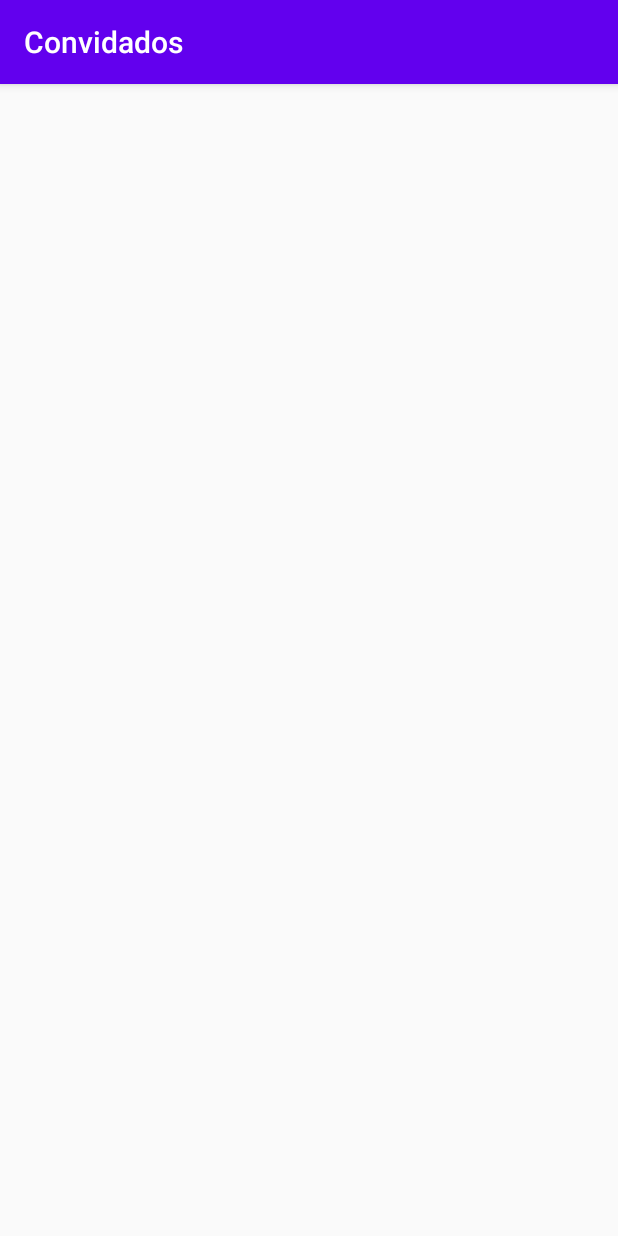
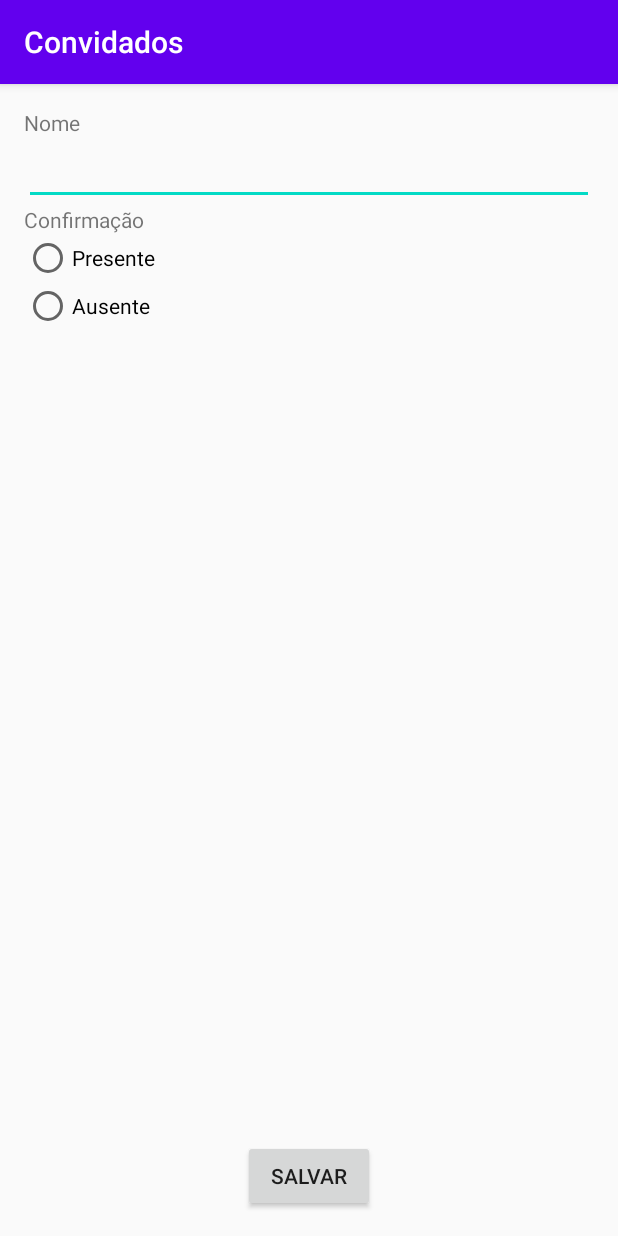
Before and after one commit to dougborbabass/Curso_kotlin, an Android app: the screen it shows after launch (GuestFormActivity), after a tap on an icon or button, on a phone screen of 412 x 824 dp. Run offline under Robolectric (Android 15) with nearby library versions, the phone set to English and light mode, and no system bars; our stand-ins replace navigation-ui.

Commit message:
layout guestForm e packages organizados

```diff
--- a/Convidados/app/src/main/AndroidManifest.xml
+++ b/Convidados/app/src/main/AndroidManifest.xml
@@ -9,7 +9,7 @@
         android:roundIcon="@mipmap/ic_launcher_round"
         android:supportsRtl="true"
         android:theme="@style/AppTheme">
-        <activity android:name=".ui.GuestFormActivity"></activity>
+        <activity android:name=".view.GuestFormActivity"></activity>
         <activity
             android:name=".MainActivity"
             android:label="@string/app_name"
--- a/Convidados/app/src/main/java/com/douglasborba/convidados/MainActivity.kt
+++ b/Convidados/app/src/main/java/com/douglasborba/convidados/MainActivity.kt
@@ -2,9 +2,7 @@ package com.douglasborba.convidados
 
 import android.content.Intent
 import android.os.Bundle
-import android.view.Menu
 import com.google.android.material.floatingactionbutton.FloatingActionButton
-import com.google.android.material.snackbar.Snackbar
 import com.google.android.material.navigation.NavigationView
 import androidx.navigation.findNavController
 import androidx.navigation.ui.AppBarConfiguration
@@ -14,7 +12,7 @@ import androidx.navigation.ui.setupWithNavController
 import androidx.drawerlayout.widget.DrawerLayout
 import androidx.appcompat.app.AppCompatActivity
 import androidx.appcompat.widget.Toolbar
-import com.douglasborba.convidados.ui.GuestFormActivity
+import com.douglasborba.convidados.view.GuestFormActivity
 
 class MainActivity : AppCompatActivity() {
 
--- a/Convidados/app/src/main/java/com/douglasborba/convidados/ui/GuestFormActivity.kt
+++ /dev/null
@@ -1,13 +0,0 @@
-package com.douglasborba.convidados.ui
-
-import androidx.appcompat.app.AppCompatActivity
-import android.os.Bundle
-import com.douglasborba.convidados.R
-
-class GuestFormActivity : AppCompatActivity() {
-
-    override fun onCreate(savedInstanceState: Bundle?) {
-        super.onCreate(savedInstanceState)
-        setContentView(R.layout.activity_guest_form)
-    }
-}
--- a/Convidados/app/src/main/java/com/douglasborba/convidados/ui/slideshow/AbsentFragment.kt
+++ b/Convidados/app/src/main/java/com/douglasborba/convidados/view/AbsentFragment.kt
@@ -1,4 +1,4 @@
-package com.douglasborba.convidados.ui.slideshow
+package com.douglasborba.convidados.view
 
 import android.os.Bundle
 import android.view.LayoutInflater
@@ -9,6 +9,7 @@ import androidx.fragment.app.Fragment
 import androidx.lifecycle.Observer
 import androidx.lifecycle.ViewModelProviders
 import com.douglasborba.convidados.R
+import com.douglasborba.convidados.viewmodel.AbsentViewModel
 
 class AbsentFragment : Fragment() {
 
--- a/Convidados/app/src/main/java/com/douglasborba/convidados/ui/gallery/PresentFragment.kt
+++ b/Convidados/app/src/main/java/com/douglasborba/convidados/view/AllGuestFragment.kt
@@ -1,4 +1,4 @@
-package com.douglasborba.convidados.ui.gallery
+package com.douglasborba.convidados.view
 
 import android.os.Bundle
 import android.view.LayoutInflater
@@ -9,21 +9,22 @@ import androidx.fragment.app.Fragment
 import androidx.lifecycle.Observer
 import androidx.lifecycle.ViewModelProviders
 import com.douglasborba.convidados.R
+import com.douglasborba.convidados.viewmodel.AllGuestsViewModel
 
-class PresentFragment : Fragment() {
+class AllGuestFragment : Fragment() {
 
-    private lateinit var galleryViewModel: PresentViewModel
+    private lateinit var homeViewModel: AllGuestsViewModel
 
     override fun onCreateView(
             inflater: LayoutInflater,
             container: ViewGroup?,
             savedInstanceState: Bundle?
     ): View? {
-        galleryViewModel =
-                ViewModelProviders.of(this).get(PresentViewModel::class.java)
-        val root = inflater.inflate(R.layout.fragment_gallery, container, false)
-        val textView: TextView = root.findViewById(R.id.text_gallery)
-        galleryViewModel.text.observe(viewLifecycleOwner, Observer {
+        homeViewModel =
+                ViewModelProviders.of(this).get(AllGuestsViewModel::class.java)
+        val root = inflater.inflate(R.layout.fragment_home, container, false)
+        val textView: TextView = root.findViewById(R.id.text_home)
+        homeViewModel.text.observe(viewLifecycleOwner, Observer {
             textView.text = it
         })
         return root
--- /dev/null
+++ b/Convidados/app/src/main/java/com/douglasborba/convidados/view/GuestFormActivity.kt
@@ -0,0 +1,35 @@
+package com.douglasborba.convidados.view
+
+import androidx.appcompat.app.AppCompatActivity
+import android.os.Bundle
+import android.view.View
+import androidx.lifecycle.ViewModelProvider
+import com.douglasborba.convidados.viewmodel.GuestFormViewModel
+import com.douglasborba.convidados.R
+import kotlinx.android.synthetic.main.activity_guest_form.*
+
+class GuestFormActivity : AppCompatActivity(), View.OnClickListener {
+
+    private lateinit var mViewModel: GuestFormViewModel
+
+    override fun onCreate(savedInstanceState: Bundle?) {
+        super.onCreate(savedInstanceState)
+        setContentView(R.layout.activity_guest_form)
+
+        mViewModel = ViewModelProvider(this).get(GuestFormViewModel::class.java)
+
+        setListeners()
+    }
+
+    private fun setListeners() {
+        button_salvar.setOnClickListener(this)
+    }
+
+    override fun onClick(v: View) {
+        val id = v.id
+
+        if(id == button_salvar.id){
+
+        }
+    }
+}
--- a/Convidados/app/src/main/java/com/douglasborba/convidados/ui/home/AllGuestFragment.kt
+++ b/Convidados/app/src/main/java/com/douglasborba/convidados/view/PresentFragment.kt
@@ -1,4 +1,4 @@
-package com.douglasborba.convidados.ui.home
+package com.douglasborba.convidados.view
 
 import android.os.Bundle
 import android.view.LayoutInflater
@@ -9,21 +9,22 @@ import androidx.fragment.app.Fragment
 import androidx.lifecycle.Observer
 import androidx.lifecycle.ViewModelProviders
 import com.douglasborba.convidados.R
+import com.douglasborba.convidados.viewmodel.PresentViewModel
 
-class AllGuestFragment : Fragment() {
+class PresentFragment : Fragment() {
 
-    private lateinit var homeViewModel: AllGuestsViewModel
+    private lateinit var galleryViewModel: PresentViewModel
 
     override fun onCreateView(
             inflater: LayoutInflater,
             container: ViewGroup?,
             savedInstanceState: Bundle?
     ): View? {
-        homeViewModel =
-                ViewModelProviders.of(this).get(AllGuestsViewModel::class.java)
-        val root = inflater.inflate(R.layout.fragment_home, container, false)
-        val textView: TextView = root.findViewById(R.id.text_home)
-        homeViewModel.text.observe(viewLifecycleOwner, Observer {
+        galleryViewModel =
+                ViewModelProviders.of(this).get(PresentViewModel::class.java)
+        val root = inflater.inflate(R.layout.fragment_gallery, container, false)
+        val textView: TextView = root.findViewById(R.id.text_gallery)
+        galleryViewModel.text.observe(viewLifecycleOwner, Observer {
             textView.text = it
         })
         return root
--- a/Convidados/app/src/main/java/com/douglasborba/convidados/ui/slideshow/AbsentViewModel.kt
+++ b/Convidados/app/src/main/java/com/douglasborba/convidados/viewmodel/AbsentViewModel.kt
@@ -1,4 +1,4 @@
-package com.douglasborba.convidados.ui.slideshow
+package com.douglasborba.convidados.viewmodel
 
 import androidx.lifecycle.LiveData
 import androidx.lifecycle.MutableLiveData
--- a/Convidados/app/src/main/java/com/douglasborba/convidados/ui/home/AllGuestsViewModel.kt
+++ b/Convidados/app/src/main/java/com/douglasborba/convidados/viewmodel/AllGuestsViewModel.kt
@@ -1,4 +1,4 @@
-package com.douglasborba.convidados.ui.home
+package com.douglasborba.convidados.viewmodel
 
 import androidx.lifecycle.LiveData
 import androidx.lifecycle.MutableLiveData
--- /dev/null
+++ b/Convidados/app/src/main/java/com/douglasborba/convidados/viewmodel/GuestFormViewModel.kt
@@ -0,0 +1,7 @@
+package com.douglasborba.convidados.viewmodel
+
+import androidx.lifecycle.ViewModel
+
+class GuestFormViewModel: ViewModel() {
+
+}
--- a/Convidados/app/src/main/java/com/douglasborba/convidados/ui/gallery/PresentViewModel.kt
+++ b/Convidados/app/src/main/java/com/douglasborba/convidados/viewmodel/PresentViewModel.kt
@@ -1,4 +1,4 @@
-package com.douglasborba.convidados.ui.gallery
+package com.douglasborba.convidados.viewmodel
 
 import androidx.lifecycle.LiveData
 import androidx.lifecycle.MutableLiveData
--- a/Convidados/app/src/main/res/layout/activity_guest_form.xml
+++ b/Convidados/app/src/main/res/layout/activity_guest_form.xml
@@ -4,6 +4,61 @@
     xmlns:tools="http://schemas.android.com/tools"
     android:layout_width="match_parent"
     android:layout_height="match_parent"
-    tools:context=".ui.GuestFormActivity">
+    android:padding="16dp"
+    tools:context=".view.GuestFormActivity">
+
+    <TextView
+        android:id="@+id/text_nome"
+        android:layout_width="0dp"
+        android:layout_height="wrap_content"
+        android:text="Nome"
+        app:layout_constraintLeft_toLeftOf="parent"
+        app:layout_constraintRight_toRightOf="parent"
+        app:layout_constraintTop_toTopOf="parent" />
+
+    <EditText
+        android:id="@+id/edit_name"
+        android:layout_width="0dp"
+        android:layout_height="wrap_content"
+        app:layout_constraintLeft_toLeftOf="parent"
+        app:layout_constraintRight_toRightOf="parent"
+        app:layout_constraintTop_toBottomOf="@+id/text_nome" />
+
+    <TextView
+        android:id="@+id/text_confirmation"
+        android:layout_width="0dp"
+        android:layout_height="wrap_content"
+        android:text="Confirmação"
+        app:layout_constraintLeft_toLeftOf="parent"
+        app:layout_constraintRight_toRightOf="parent"
+        app:layout_constraintTop_toBottomOf="@+id/edit_name" />
+
+    <RadioGroup
+        android:layout_width="0dp"
+        android:layout_height="wrap_content"
+        app:layout_constraintLeft_toLeftOf="parent"
+        app:layout_constraintRight_toRightOf="parent"
+        app:layout_constraintTop_toBottomOf="@+id/text_confirmation">
+
+        <RadioButton
+            android:layout_width="wrap_content"
+            android:layout_height="wrap_content"
+            android:text="Presente" />
+
+        <RadioButton
+            android:layout_width="wrap_content"
+            android:layout_height="wrap_content"
+            android:text="Ausente" />
+
+    </RadioGroup>
+
+    <Button
+        android:id="@+id/button_salvar"
+        android:layout_width="wrap_content"
+        android:layout_height="wrap_content"
+        android:text="Salvar"
+        app:layout_constraintLeft_toLeftOf="parent"
+        app:layout_constraintRight_toRightOf="parent"
+        app:layout_constraintBottom_toBottomOf="parent"/>
 
 </androidx.constraintlayout.widget.ConstraintLayout>
--- a/Convidados/app/src/main/res/layout/fragment_gallery.xml
+++ b/Convidados/app/src/main/res/layout/fragment_gallery.xml
@@ -4,7 +4,7 @@
     xmlns:tools="http://schemas.android.com/tools"
     android:layout_width="match_parent"
     android:layout_height="match_parent"
-    tools:context=".ui.gallery.PresentFragment">
+    tools:context=".view.PresentFragment">
 
     <TextView
         android:id="@+id/text_gallery"
--- a/Convidados/app/src/main/res/layout/fragment_home.xml
+++ b/Convidados/app/src/main/res/layout/fragment_home.xml
@@ -4,7 +4,7 @@
     xmlns:tools="http://schemas.android.com/tools"
     android:layout_width="match_parent"
     android:layout_height="match_parent"
-    tools:context=".ui.home.AllGuestFragment">
+    tools:context=".view.AllGuestFragment">
 
     <TextView
         android:id="@+id/text_home"
--- a/Convidados/app/src/main/res/layout/fragment_slideshow.xml
+++ b/Convidados/app/src/main/res/layout/fragment_slideshow.xml
@@ -4,7 +4,7 @@
     xmlns:tools="http://schemas.android.com/tools"
     android:layout_width="match_parent"
     android:layout_height="match_parent"
-    tools:context=".ui.slideshow.AbsentFragment">
+    tools:context=".view.AbsentFragment">
 
     <TextView
         android:id="@+id/text_slideshow"
--- a/Convidados/app/src/main/res/navigation/mobile_navigation.xml
+++ b/Convidados/app/src/main/res/navigation/mobile_navigation.xml
@@ -7,19 +7,19 @@
 
     <fragment
         android:id="@+id/nav_all"
-        android:name="com.douglasborba.convidados.ui.home.AllGuestFragment"
+        android:name="com.douglasborba.convidados.view.AllGuestFragment"
         android:label="@string/menu_all"
         tools:layout="@layout/fragment_home"/>
 
     <fragment
         android:id="@+id/nav_presents"
-        android:name="com.douglasborba.convidados.ui.gallery.PresentFragment"
+        android:name="com.douglasborba.convidados.view.PresentFragment"
         android:label="@string/menu_presents"
         tools:layout="@layout/fragment_gallery" />
 
     <fragment
         android:id="@+id/nav_absents"
-        android:name="com.douglasborba.convidados.ui.slideshow.AbsentFragment"
+        android:name="com.douglasborba.convidados.view.AbsentFragment"
         android:label="@string/menu_absents"
         tools:layout="@layout/fragment_slideshow" />
 </navigation>
```
